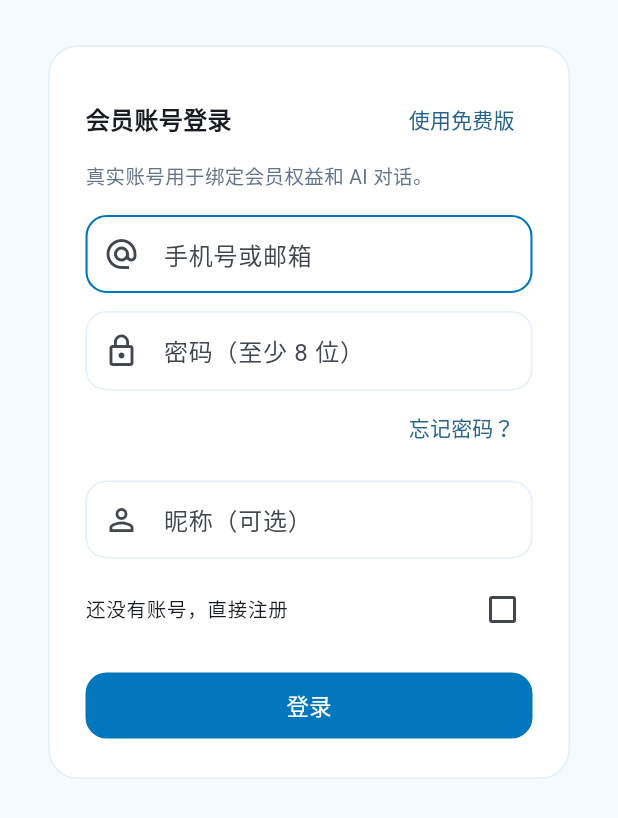
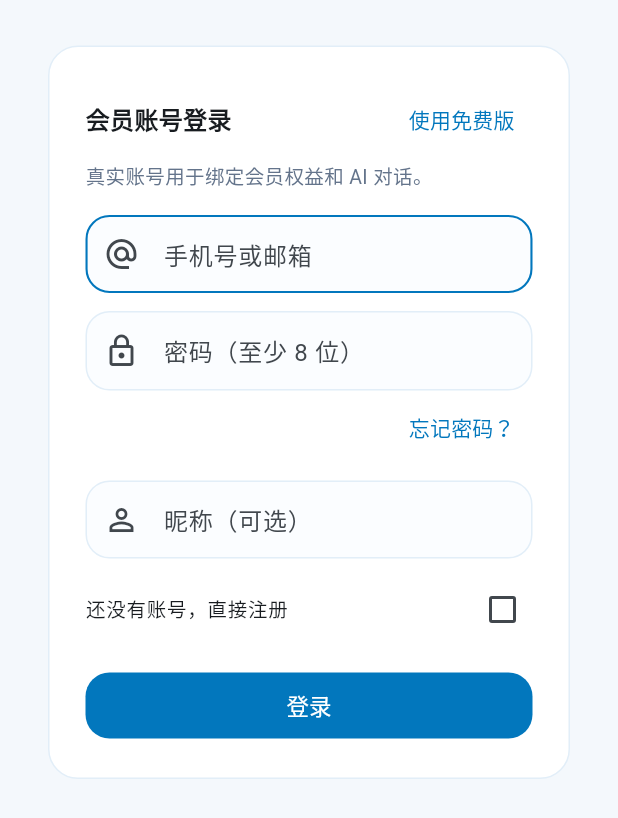
Before and after one commit to HealthAi-IO/HealthResetPlan, a Flutter app: the screen it shows after launch, after a tap on "会员登录", on a phone screen of 412 x 824 dp. Shown: the part 358-1176 px from the top of the screen. Run offline on Flutter 3.47's test engine with Material 3 defaults, Android fonts, the phone set to English and light mode, and no system bars; our stand-ins replace dio, flutter_local_notifications, flutter_secure_storage, flutter_timezone, get_it, go_router and 6 more; missing offline and left inert: android_intent_plus, bip39, cryptography; accounts and stored records are empty; Roboto replaces fonts that are missing (Arial); statements that could not run were skipped.

Commit message:
feat: 重构提醒列表与预览组件，优化状态管理与UI展示；更新图标与favicon，提升应用视觉效果

```diff
--- a/lib/app/app_theme.dart
+++ b/lib/app/app_theme.dart
@@ -7,7 +7,7 @@ class AppTheme {
   static const Color deepBlue = Color(0xFF0277BD);
   static const Color ink = Color(0xFF172033);
   static const Color muted = Color(0xFF64748B);
-  static const Color pageBg = Color(0xFFF5FAFF);
+  static const Color pageBg = Color(0xFFF4F8FC);
   static const Color cardBorder = Color(0xFFE2EEF8);
 
   static const Color healthGreen = primaryBlue;
@@ -22,6 +22,11 @@ class AppTheme {
         ),
         scaffoldBackgroundColor: pageBg,
         visualDensity: VisualDensity.standard,
+        dividerTheme: DividerThemeData(
+          color: cardBorder.withValues(alpha: 0.75),
+          space: 1,
+          thickness: 1,
+        ),
         appBarTheme: const AppBarTheme(
           centerTitle: false,
           backgroundColor: Colors.white,
@@ -37,27 +42,27 @@ class AppTheme {
         ),
         cardTheme: CardThemeData(
           color: Colors.white,
-          elevation: 0,
+          elevation: 0.5,
           surfaceTintColor: Colors.white,
           margin: EdgeInsets.zero,
           shape: RoundedRectangleBorder(
-            borderRadius: BorderRadius.circular(18),
+            borderRadius: BorderRadius.circular(20),
             side: const BorderSide(color: cardBorder),
           ),
         ),
         inputDecorationTheme: InputDecorationTheme(
           filled: true,
-          fillColor: Colors.white,
+          fillColor: const Color(0xFFFBFDFF),
           border: OutlineInputBorder(
-            borderRadius: BorderRadius.circular(14),
+            borderRadius: BorderRadius.circular(16),
             borderSide: const BorderSide(color: cardBorder),
           ),
           enabledBorder: OutlineInputBorder(
-            borderRadius: BorderRadius.circular(14),
+            borderRadius: BorderRadius.circular(16),
             borderSide: const BorderSide(color: cardBorder),
           ),
           focusedBorder: OutlineInputBorder(
-            borderRadius: BorderRadius.circular(14),
+            borderRadius: BorderRadius.circular(16),
             borderSide: const BorderSide(color: deepBlue, width: 1.4),
           ),
           contentPadding:
@@ -68,8 +73,9 @@ class AppTheme {
             backgroundColor: deepBlue,
             foregroundColor: Colors.white,
             minimumSize: const Size(44, 44),
+            elevation: 0,
             shape:
-                RoundedRectangleBorder(borderRadius: BorderRadius.circular(14)),
+                RoundedRectangleBorder(borderRadius: BorderRadius.circular(16)),
           ),
         ),
         outlinedButtonTheme: OutlinedButtonThemeData(
@@ -77,6 +83,13 @@ class AppTheme {
             foregroundColor: deepBlue,
             minimumSize: const Size(44, 44),
             side: const BorderSide(color: cardBorder),
+            shape:
+                RoundedRectangleBorder(borderRadius: BorderRadius.circular(16)),
+          ),
+        ),
+        textButtonTheme: TextButtonThemeData(
+          style: TextButton.styleFrom(
+            foregroundColor: deepBlue,
             shape:
                 RoundedRectangleBorder(borderRadius: BorderRadius.circular(14)),
           ),
```
Also changed, not shown: lib/features/clock/clock_page.dart (+35 -5 lines), lib/features/home/home_page.dart (+52 -7 lines), lib/features/plan/plan_page.dart (+54 -14 lines), 9 other files.
